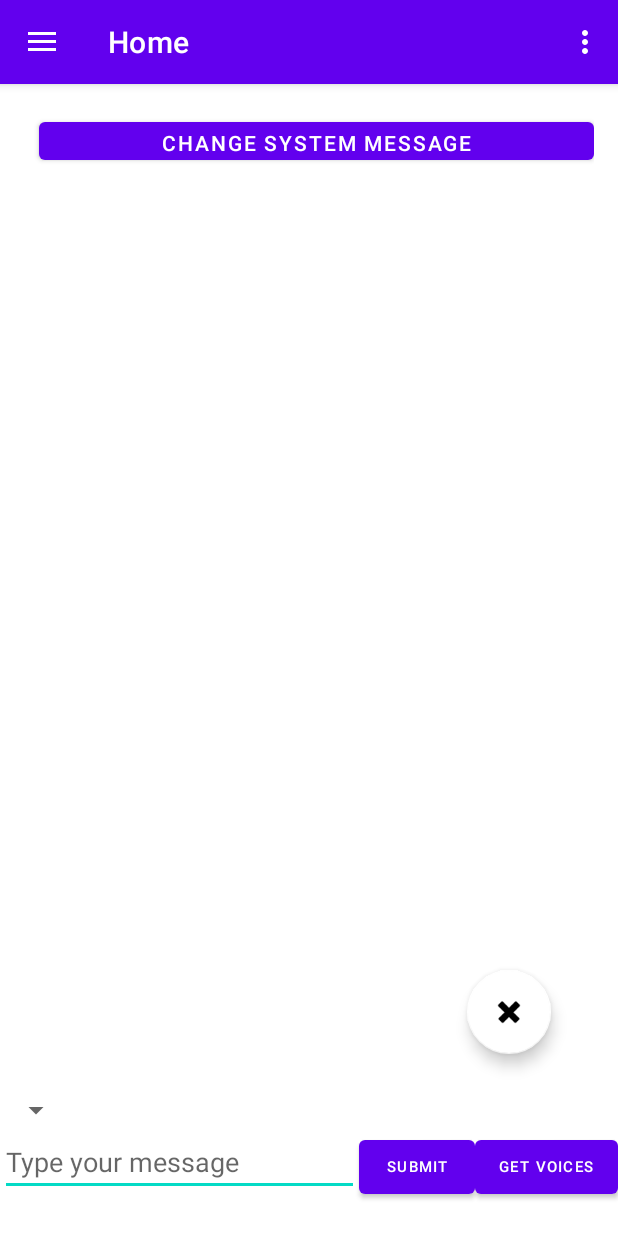
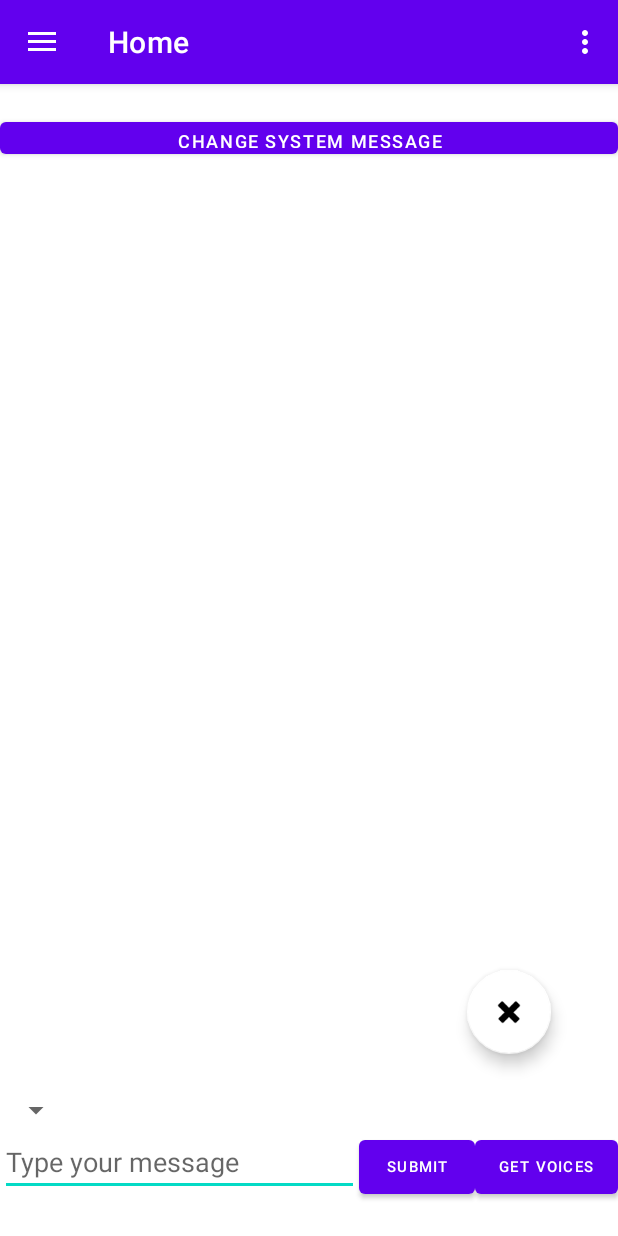
Before and after one commit to NicsunXnus/ComfortZone2, an Android app: the screen it shows after launch (MainActivity), on a phone screen of 412 x 824 dp. Run offline under Robolectric (Android 15) with nearby library versions, the phone set to English and light mode, and no system bars; our stand-ins replace navigation-ui; pictures from the network do not load.

Commit message:
Change positioning of System Message Button

```diff
--- a/app/src/main/res/layout/fragment_home.xml
+++ b/app/src/main/res/layout/fragment_home.xml
@@ -6,17 +6,34 @@
     android:layout_height="match_parent"
     tools:context=".ui.home.HomeFragment">
 
+    <Button
+        android:id="@+id/changeSystemMessageButton"
+        android:layout_width="match_parent"
+        android:layout_height="33dp"
+        android:text="Change System Message"
+        android:textSize="12dp"
+        android:visibility="visible"
+        app:layout_constraintBottom_toTopOf="@+id/nestedScrollView"
+        app:layout_constraintEnd_toEndOf="parent"
+        app:layout_constraintStart_toStartOf="parent"
+        app:layout_constraintTop_toTopOf="parent"
+        tools:ignore="MissingConstraints,NotSibling,TouchTargetSizeCheck,TextSizeCheck"
+        tools:visibility="visible" />
+
     <androidx.core.widget.NestedScrollView
         android:id="@+id/nestedScrollView"
-        android:layout_width="match_parent"
-        android:layout_height="0dp"
+        android:layout_width="414dp"
+        android:layout_height="588dp"
         android:overScrollMode="always"
         android:scrollbars="vertical"
         app:layout_constraintBottom_toTopOf="@id/spinnerContainer"
-        app:layout_constraintTop_toTopOf="parent"
+        app:layout_constraintTop_toBottomOf="@+id/changeSystemMessageButton"
+        app:layout_constraintEnd_toEndOf="parent"
+        app:layout_constraintStart_toStartOf="parent"
+
         app:layout_constraintVertical_bias="1.0"
         tools:ignore="SpeakableTextPresentCheck"
-        tools:layout_editor_absoluteX="-28dp">
+        tools:layout_editor_absoluteX="-3dp">
 
         <LinearLayout
             android:id="@+id/chatMessagesContainer"
@@ -25,22 +42,9 @@
             android:orientation="vertical"
             android:padding="16dp"
             android:scrollbars="vertical"
-            android:weightSum="1"
-            app:layout_constraintStart_toEndOf="@id/changeSystemMessageButton">
+            android:weightSum="1">
 
             <!-- Add your chat messages layout here -->
-
-            <Button
-                android:id="@+id/changeSystemMessageButton"
-                android:layout_width="match_parent"
-                android:layout_height="37dp"
-                android:layout_marginStart="10dp"
-                android:layout_marginLeft="68dp"
-                android:text="Change System Message"
-                android:visibility="visible"
-                app:layout_constraintStart_toStartOf="parent"
-                tools:ignore="MissingConstraints,TouchTargetSizeCheck"
-                tools:visibility="visible" />
         </LinearLayout>
 
     </androidx.core.widget.NestedScrollView>
```
